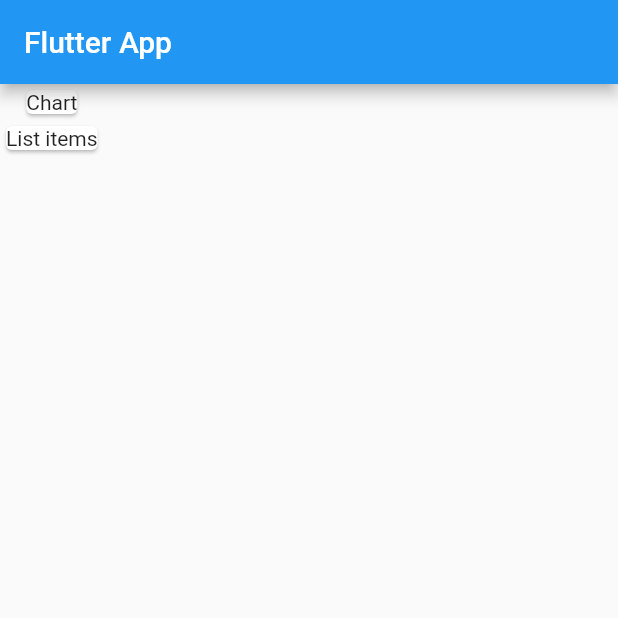
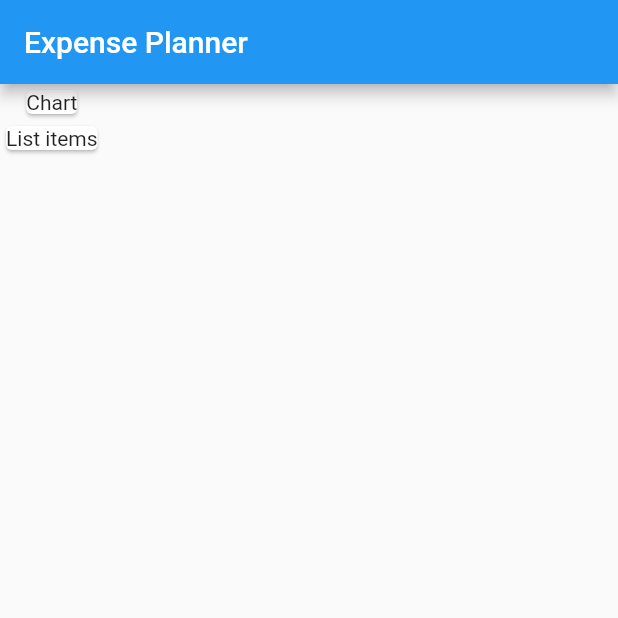
Before and after one commit to muhammad797/flutter-expense-planner, a Flutter app: the screen it shows after launch, on a phone screen of 412 x 824 dp, the top half of it. Run offline on Flutter 3.47's test engine with Material 2 defaults, Android fonts, the phone set to English and light mode, and no system bars.

Commit message:
AppBar title

```diff
--- a/lib/main.dart
+++ b/lib/main.dart
@@ -17,7 +17,7 @@ class MyHomePage extends StatelessWidget {
   @override
   Widget build(BuildContext context) {
     return (Scaffold(
-      appBar: AppBar(title: Text("Flutter App")),
+      appBar: AppBar(title: Text("Expense Planner")),
       body: Column(children: <Widget>[
         Card(child: Text("Chart"),),
         Card(child: Text("List items"))
```
